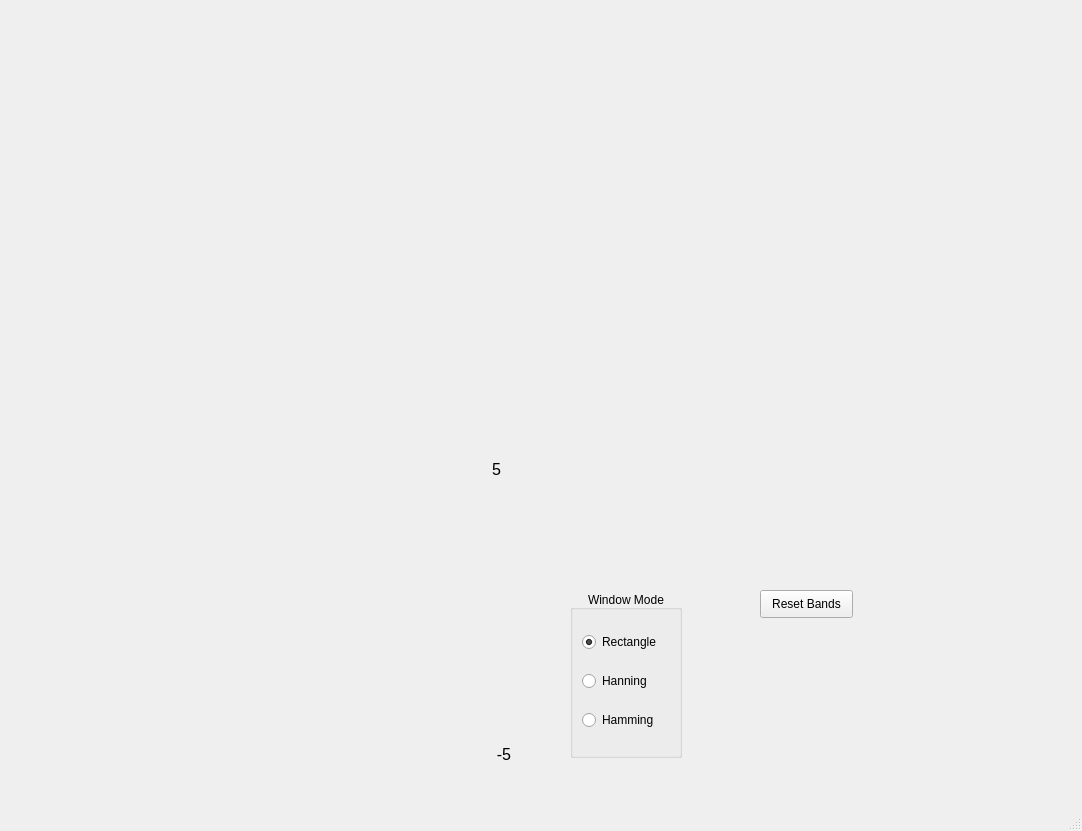
This is Task2/playground.ui in Ahmad-Abdalmageed/DSP_tasks- as Qt 5 draws it before an edit. The edited form follows.
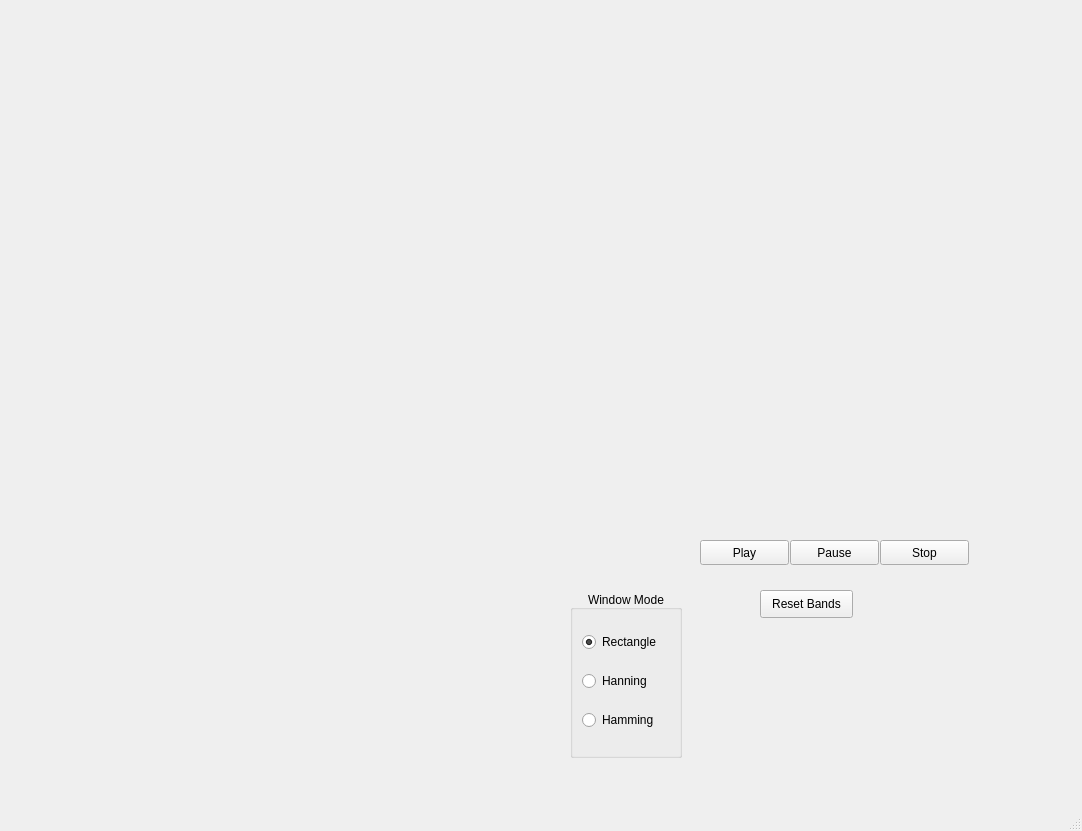
This is the edited form. Custom widgets are drawn as their Qt base class.

What changed in the file:
```diff
--- a/Task2/playground.ui
+++ b/Task2/playground.ui
@@ -25,48 +25,6 @@
     </property>
     <layout class="QHBoxLayout" name="horizontalLayout"/>
    </widget>
-   <widget class="QLabel" name="labelMin">
-    <property name="geometry">
-     <rect>
-      <x>480</x>
-      <y>740</y>
-      <width>31</width>
-      <height>24</height>
-     </rect>
-    </property>
-    <property name="font">
-     <font>
-      <pointsize>12</pointsize>
-     </font>
-    </property>
-    <property name="text">
-     <string>-5</string>
-    </property>
-    <property name="alignment">
-     <set>Qt::AlignBottom|Qt::AlignRight|Qt::AlignTrailing</set>
-    </property>
-   </widget>
-   <widget class="QLabel" name="labelMax">
-    <property name="geometry">
-     <rect>
-      <x>490</x>
-      <y>460</y>
-      <width>11</width>
-      <height>24</height>
-     </rect>
-    </property>
-    <property name="font">
-     <font>
-      <pointsize>12</pointsize>
-     </font>
-    </property>
-    <property name="text">
-     <string>5</string>
-    </property>
-    <property name="alignment">
-     <set>Qt::AlignRight|Qt::AlignTop|Qt::AlignTrailing</set>
-    </property>
-   </widget>
    <widget class="QGroupBox" name="groupBox">
     <property name="geometry">
      <rect>
@@ -155,6 +113,45 @@
      <string>Reset Bands</string>
     </property>
    </widget>
+   <widget class="QPushButton" name="PlayAudio">
+    <property name="geometry">
+     <rect>
+      <x>700</x>
+      <y>540</y>
+      <width>89</width>
+      <height>25</height>
+     </rect>
+    </property>
+    <property name="text">
+     <string>Play</string>
+    </property>
+   </widget>
+   <widget class="QPushButton" name="StopAudio">
+    <property name="geometry">
+     <rect>
+      <x>880</x>
+      <y>540</y>
+      <width>89</width>
+      <height>25</height>
+     </rect>
+    </property>
+    <property name="text">
+     <string>Stop</string>
+    </property>
+   </widget>
+   <widget class="QPushButton" name="PauseAudio">
+    <property name="geometry">
+     <rect>
+      <x>790</x>
+      <y>540</y>
+      <width>89</width>
+      <height>25</height>
+     </rect>
+    </property>
+    <property name="text">
+     <string>Pause</string>
+    </property>
+   </widget>
   </widget>
   <widget class="QMenuBar" name="menubar">
    <property name="geometry">
```
Left out of the diff: 2 changed lines with no effect on the pictures.
